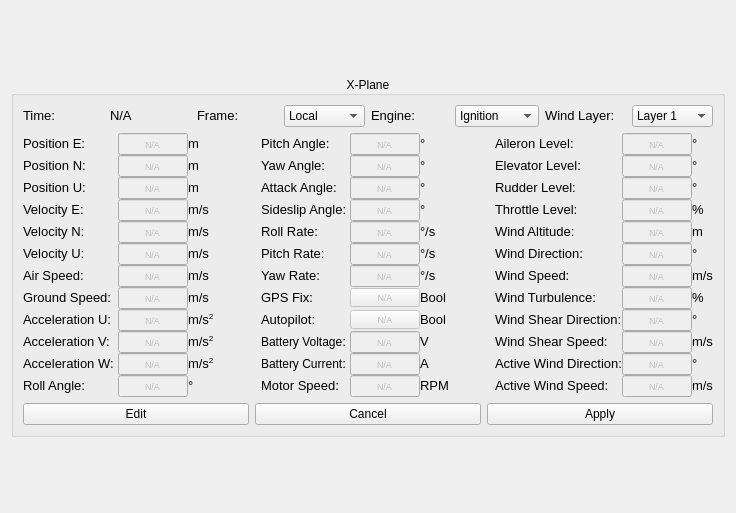
The window that src/ground_station/src/Widgets/forms/WidgetXPlane.ui (MacProSector/uavEE) describes before a commit, drawn with Qt 5.
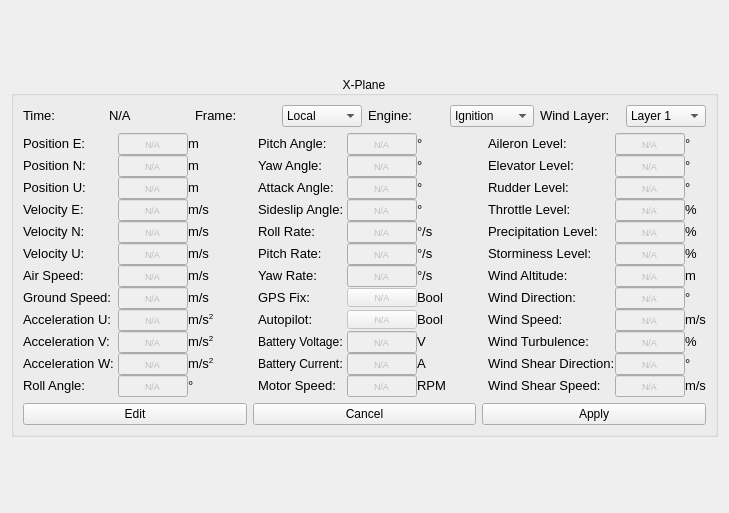
The same window after the commit.

Commit message: Swapped active wind information with storm information.

```diff
--- a/src/ground_station/src/Widgets/forms/WidgetXPlane.ui
+++ b/src/ground_station/src/Widgets/forms/WidgetXPlane.ui
@@ -6,7 +6,7 @@
    <rect>
     <x>0</x>
     <y>0</y>
-    <width>736</width>
+    <width>729</width>
     <height>513</height>
    </rect>
   </property>
@@ -1281,7 +1281,7 @@
            </widget>
           </item>
           <item row="4" column="8">
-           <widget class="QLabel" name="windAltitudeLabel">
+           <widget class="QLabel" name="precipitationLevelLabel">
             <property name="sizePolicy">
              <sizepolicy hsizetype="Preferred" vsizetype="Preferred">
               <horstretch>0</horstretch>
@@ -1312,12 +1312,12 @@
              </font>
             </property>
             <property name="text">
-             <string>&lt;html&gt;&lt;head/&gt;&lt;body&gt;&lt;p&gt;&lt;span style=&quot; font-size:10pt;&quot;&gt;Wind Altitude:&lt;/span&gt;&lt;/p&gt;&lt;/body&gt;&lt;/html&gt;</string>
+             <string>&lt;html&gt;&lt;head/&gt;&lt;body&gt;&lt;p&gt;&lt;span style=&quot; font-size:10pt;&quot;&gt;Precipitation Level:&lt;/span&gt;&lt;/p&gt;&lt;/body&gt;&lt;/html&gt;</string>
             </property>
            </widget>
           </item>
           <item row="4" column="9">
-           <widget class="QLineEdit" name="windAltitudeValue">
+           <widget class="QLineEdit" name="precipitationLevelValue">
             <property name="enabled">
              <bool>false</bool>
             </property>
@@ -1362,14 +1362,14 @@
            </widget>
           </item>
           <item row="4" column="10">
-           <widget class="QLabel" name="windAltitudeUnitLabel">
+           <widget class="QLabel" name="precipitationLevelUnitLabel">
             <property name="font">
              <font>
               <pointsize>7</pointsize>
              </font>
             </property>
             <property name="text">
-             <string>&lt;html&gt;&lt;head/&gt;&lt;body&gt;&lt;p&gt;&lt;span style=&quot; font-size:10pt;&quot;&gt;m&lt;/span&gt;&lt;/p&gt;&lt;/body&gt;&lt;/html&gt;</string>
+             <string>&lt;html&gt;&lt;head/&gt;&lt;body&gt;&lt;p&gt;&lt;span style=&quot; font-size:10pt;&quot;&gt;%&lt;/span&gt;&lt;/p&gt;&lt;/body&gt;&lt;/html&gt;</string>
             </property>
             <property name="alignment">
              <set>Qt::AlignLeading|Qt::AlignLeft|Qt::AlignVCenter</set>
@@ -1458,7 +1458,7 @@
             </property>
             <property name="sizeHint" stdset="0">
              <size>
-              <width>10</width>
+              <width>13</width>
               <height>20</height>
              </size>
             </property>
@@ -1546,14 +1546,14 @@
             </property>
             <property name="sizeHint" stdset="0">
              <size>
-              <width>10</width>
+              <width>13</width>
               <height>20</height>
              </size>
             </property>
            </spacer>
           </item>
           <item row="5" column="8">
-           <widget class="QLabel" name="windDirectionLabel">
+           <widget class="QLabel" name="storminessLevelLabel">
             <property name="sizePolicy">
              <sizepolicy hsizetype="Preferred" vsizetype="Preferred">
               <horstretch>0</horstretch>
@@ -1584,12 +1584,12 @@
              </font>
             </property>
             <property name="text">
-             <string>&lt;html&gt;&lt;head/&gt;&lt;body&gt;&lt;p&gt;&lt;span style=&quot; font-size:10pt;&quot;&gt;Wind Direction:&lt;/span&gt;&lt;/p&gt;&lt;/body&gt;&lt;/html&gt;</string>
+             <string>&lt;html&gt;&lt;head/&gt;&lt;body&gt;&lt;p&gt;&lt;span style=&quot; font-size:10pt;&quot;&gt;Storminess Level:&lt;/span&gt;&lt;/p&gt;&lt;/body&gt;&lt;/html&gt;</string>
             </property>
            </widget>
           </item>
           <item row="5" column="9">
-           <widget class="QLineEdit" name="windDirectionValue">
+           <widget class="QLineEdit" name="storminessLevelValue">
             <property name="enabled">
              <bool>false</bool>
             </property>
@@ -1634,14 +1634,14 @@
            </widget>
           </item>
           <item row="5" column="10">
-           <widget class="QLabel" name="windDirectionUnitLabel">
+           <widget class="QLabel" name="storminessLevelUnitLabel">
             <property name="font">
              <font>
               <pointsize>7</pointsize>
              </font>
             </property>
             <property name="text">
-             <string>&lt;html&gt;&lt;head/&gt;&lt;body&gt;&lt;p&gt;&lt;span style=&quot; font-size:10pt;&quot;&gt;°&lt;/span&gt;&lt;/p&gt;&lt;/body&gt;&lt;/html&gt;</string>
+             <string>&lt;html&gt;&lt;head/&gt;&lt;body&gt;&lt;p&gt;&lt;span style=&quot; font-size:10pt;&quot;&gt;%&lt;/span&gt;&lt;/p&gt;&lt;/body&gt;&lt;/html&gt;</string>
             </property>
             <property name="alignment">
              <set>Qt::AlignLeading|Qt::AlignLeft|Qt::AlignVCenter</set>
@@ -1799,7 +1799,7 @@
            </widget>
           </item>
           <item row="6" column="8">
-           <widget class="QLabel" name="windSpeedLabel">
+           <widget class="QLabel" name="windAltitudeLabel">
             <property name="sizePolicy">
              <sizepolicy hsizetype="Preferred" vsizetype="Preferred">
               <horstretch>0</horstretch>
@@ -1830,12 +1830,12 @@
              </font>
             </property>
             <property name="text">
-             <string>&lt;html&gt;&lt;head/&gt;&lt;body&gt;&lt;p&gt;&lt;span style=&quot; font-size:10pt;&quot;&gt;Wind Speed:&lt;/span&gt;&lt;/p&gt;&lt;/body&gt;&lt;/html&gt;</string>
+             <string>&lt;html&gt;&lt;head/&gt;&lt;body&gt;&lt;p&gt;&lt;span style=&quot; font-size:10pt;&quot;&gt;Wind Altitude:&lt;/span&gt;&lt;/p&gt;&lt;/body&gt;&lt;/html&gt;</string>
             </property>
            </widget>
           </item>
           <item row="6" column="9">
-           <widget class="QLineEdit" name="windSpeedValue">
+           <widget class="QLineEdit" name="windAltitudeValue">
             <property name="enabled">
              <bool>false</bool>
             </property>
@@ -1880,14 +1880,14 @@
            </widget>
           </item>
           <item row="6" column="10">
-           <widget class="QLabel" name="windSpeedUnitLabel">
+           <widget class="QLabel" name="windAltitudeUnitLabel">
             <property name="font">
              <font>
               <pointsize>7</pointsize>
              </font>
             </property>
             <property name="text">
-             <string>&lt;html&gt;&lt;head/&gt;&lt;body&gt;&lt;p&gt;&lt;span style=&quot; font-size:10pt;&quot;&gt;m/s&lt;/span&gt;&lt;/p&gt;&lt;/body&gt;&lt;/html&gt;</string>
+             <string>&lt;html&gt;&lt;head/&gt;&lt;body&gt;&lt;p&gt;&lt;span style=&quot; font-size:10pt;&quot;&gt;m&lt;/span&gt;&lt;/p&gt;&lt;/body&gt;&lt;/html&gt;</string>
             </property>
             <property name="alignment">
              <set>Qt::AlignLeading|Qt::AlignLeft|Qt::AlignVCenter</set>
@@ -2039,7 +2039,7 @@
            </widget>
           </item>
           <item row="7" column="8">
-           <widget class="QLabel" name="windTurbulenceLabel">
+           <widget class="QLabel" name="windDirectionLabel">
             <property name="sizePolicy">
              <sizepolicy hsizetype="Preferred" vsizetype="Preferred">
               <horstretch>0</horstretch>
@@ -2070,12 +2070,12 @@
              </font>
             </property>
             <property name="text">
-             <string>&lt;html&gt;&lt;head/&gt;&lt;body&gt;&lt;p&gt;&lt;span style=&quot; font-size:10pt;&quot;&gt;Wind Turbulence:&lt;/span&gt;&lt;/p&gt;&lt;/body&gt;&lt;/html&gt;</string>
+             <string>&lt;html&gt;&lt;head/&gt;&lt;body&gt;&lt;p&gt;&lt;span style=&quot; font-size:10pt;&quot;&gt;Wind Direction:&lt;/span&gt;&lt;/p&gt;&lt;/body&gt;&lt;/html&gt;</string>
             </property>
            </widget>
           </item>
           <item row="7" column="9">
-           <widget class="QLineEdit" name="windTurbulenceValue">
+           <widget class="QLineEdit" name="windDirectionValue">
             <property name="enabled">
              <bool>false</bool>
             </property>
@@ -2120,14 +2120,14 @@
            </widget>
           </item>
           <item row="7" column="10">
-           <widget class="QLabel" name="windTurbulenceUnitLabel">
+           <widget class="QLabel" name="windDirectionUnitLabel">
             <property name="font">
              <font>
               <pointsize>7</pointsize>
              </font>
             </property>
             <property name="text">
-             <string>&lt;html&gt;&lt;head/&gt;&lt;body&gt;&lt;p&gt;&lt;span style=&quot; font-size:10pt;&quot;&gt;%&lt;/span&gt;&lt;/p&gt;&lt;/body&gt;&lt;/html&gt;</string>
+             <string>&lt;html&gt;&lt;head/&gt;&lt;body&gt;&lt;p&gt;&lt;span style=&quot; font-size:10pt;&quot;&gt;°&lt;/span&gt;&lt;/p&gt;&lt;/body&gt;&lt;/html&gt;</string>
             </property>
             <property name="alignment">
              <set>Qt::AlignLeading|Qt::AlignLeft|Qt::AlignVCenter</set>
@@ -2279,7 +2279,7 @@
            </widget>
           </item>
           <item row="8" column="8">
-           <widget class="QLabel" name="windShearDirectionLabel">
+           <widget class="QLabel" name="windSpeedLabel">
             <property name="sizePolicy">
              <sizepolicy hsizetype="Preferred" vsizetype="Preferred">
               <horstretch>0</horstretch>
@@ -2310,12 +2310,12 @@
              </font>
             </property>
             <property name="text">
-             <string>&lt;html&gt;&lt;head/&gt;&lt;body&gt;&lt;p&gt;&lt;span style=&quot; font-size:10pt;&quot;&gt;Wind Shear Direction:&lt;/span&gt;&lt;/p&gt;&lt;/body&gt;&lt;/html&gt;</string>
+             <string>&lt;html&gt;&lt;head/&gt;&lt;body&gt;&lt;p&gt;&lt;span style=&quot; font-size:10pt;&quot;&gt;Wind Speed:&lt;/span&gt;&lt;/p&gt;&lt;/body&gt;&lt;/html&gt;</string>
             </property>
            </widget>
           </item>
           <item row="8" column="9">
-           <widget class="QLineEdit" name="windShearDirectionValue">
+           <widget class="QLineEdit" name="windSpeedValue">
             <property name="enabled">
              <bool>false</bool>
             </property>
@@ -2360,14 +2360,14 @@
            </widget>
           </item>
           <item row="8" column="10">
-           <widget class="QLabel" name="windShearDirectionUnitLabel">
+           <widget class="QLabel" name="windSpeedUnitLabel">
             <property name="font">
              <font>
               <pointsize>7</pointsize>
              </font>
             </property>
             <property name="text">
-             <string>&lt;html&gt;&lt;head/&gt;&lt;body&gt;&lt;p&gt;&lt;span style=&quot; font-size:10pt;&quot;&gt;°&lt;/span&gt;&lt;/p&gt;&lt;/body&gt;&lt;/html&gt;</string>
+             <string>&lt;html&gt;&lt;head/&gt;&lt;body&gt;&lt;p&gt;&lt;span style=&quot; font-size:10pt;&quot;&gt;m/s&lt;/span&gt;&lt;/p&gt;&lt;/body&gt;&lt;/html&gt;</string>
             </property>
             <property name="alignment">
              <set>Qt::AlignLeading|Qt::AlignLeft|Qt::AlignVCenter</set>
@@ -2525,7 +2525,7 @@
            </widget>
           </item>
           <item row="9" column="8">
-           <widget class="QLabel" name="windShearSpeedLabel">
+           <widget class="QLabel" name="windTurbulenceLabel">
             <property name="sizePolicy">
              <sizepolicy hsizetype="Preferred" vsizetype="Preferred">
               <horstretch>0</horstretch>
@@ -2556,12 +2556,12 @@
              </font>
             </property>
             <property name="text">
-             <string>&lt;html&gt;&lt;head/&gt;&lt;body&gt;&lt;p&gt;&lt;span style=&quot; font-size:10pt;&quot;&gt;Wind Shear Speed:&lt;/span&gt;&lt;/p&gt;&lt;/body&gt;&lt;/html&gt;</string>
+             <string>&lt;html&gt;&lt;head/&gt;&lt;body&gt;&lt;p&gt;&lt;span style=&quot; font-size:10pt;&quot;&gt;Wind Turbulence:&lt;/span&gt;&lt;/p&gt;&lt;/body&gt;&lt;/html&gt;</string>
             </property>
            </widget>
           </item>
           <item row="9" column="9">
-           <widget class="QLineEdit" name="windShearSpeedValue">
+           <widget class="QLineEdit" name="windTurbulenceValue">
             <property name="enabled">
              <bool>false</bool>
             </property>
@@ -2606,14 +2606,14 @@
            </widget>
           </item>
           <item row="9" column="10">
-           <widget class="QLabel" name="windShearSpeedUnitLabel">
+           <widget class="QLabel" name="windTurbulenceUnitLabel">
             <property name="font">
              <font>
               <pointsize>7</pointsize>
              </font>
             </property>
             <property name="text">
-             <string>&lt;html&gt;&lt;head/&gt;&lt;body&gt;&lt;p&gt;&lt;span style=&quot; font-size:10pt;&quot;&gt;m/s&lt;/span&gt;&lt;/p&gt;&lt;/body&gt;&lt;/html&gt;</string>
+             <string>&lt;html&gt;&lt;head/&gt;&lt;body&gt;&lt;p&gt;&lt;span style=&quot; font-size:10pt;&quot;&gt;%&lt;/span&gt;&lt;/p&gt;&lt;/body&gt;&lt;/html&gt;</string>
             </property>
             <property name="alignment">
              <set>Qt::AlignLeading|Qt::AlignLeft|Qt::AlignVCenter</set>
@@ -2771,7 +2771,7 @@
            </widget>
           </item>
           <item row="10" column="8">
-           <widget class="QLabel" name="activeWindDirectionLabel">
+           <widget class="QLabel" name="windShearDirectionLabel">
             <property name="sizePolicy">
              <sizepolicy hsizetype="Preferred" vsizetype="Preferred">
               <horstretch>0</horstretch>
@@ -2802,12 +2802,12 @@
              </font>
             </property>
             <property name="text">
-             <string>&lt;html&gt;&lt;head/&gt;&lt;body&gt;&lt;p&gt;&lt;span style=&quot; font-size:10pt;&quot;&gt;Active Wind Direction:&lt;/span&gt;&lt;/p&gt;&lt;/body&gt;&lt;/html&gt;</string>
+             <string>&lt;html&gt;&lt;head/&gt;&lt;body&gt;&lt;p&gt;&lt;span style=&quot; font-size:10pt;&quot;&gt;Wind Shear Direction:&lt;/span&gt;&lt;/p&gt;&lt;/body&gt;&lt;/html&gt;</string>
             </property>
            </widget>
           </item>
           <item row="10" column="9">
-           <widget class="QLineEdit" name="activeWindDirectionValue">
+           <widget class="QLineEdit" name="windShearDirectionValue">
             <property name="enabled">
              <bool>false</bool>
             </property>
@@ -2852,7 +2852,7 @@
            </widget>
           </item>
           <item row="10" column="10">
-           <widget class="QLabel" name="activeWindDirectionUnitLabel">
+           <widget class="QLabel" name="windShearDirectionUnitLabel">
             <property name="font">
              <font>
               <pointsize>7</pointsize>
@@ -3017,7 +3017,7 @@
            </widget>
           </item>
           <item row="11" column="8">
-           <widget class="QLabel" name="activeWindSpeedLabel">
+           <widget class="QLabel" name="windShearSpeedLabel">
             <property name="sizePolicy">
              <sizepolicy hsizetype="Preferred" vsizetype="Preferred">
               <horstretch>0</horstretch>
@@ -3048,12 +3048,12 @@
              </font>
             </property>
             <property name="text">
-             <string>&lt;html&gt;&lt;head/&gt;&lt;body&gt;&lt;p&gt;&lt;span style=&quot; font-size:10pt;&quot;&gt;Active Wind Speed:&lt;/span&gt;&lt;/p&gt;&lt;/body&gt;&lt;/html&gt;</string>
+             <string>&lt;html&gt;&lt;head/&gt;&lt;body&gt;&lt;p&gt;&lt;span style=&quot; font-size:10pt;&quot;&gt;Wind Shear Speed:&lt;/span&gt;&lt;/p&gt;&lt;/body&gt;&lt;/html&gt;</string>
             </property>
            </widget>
           </item>
           <item row="11" column="9">
-           <widget class="QLineEdit" name="activeWindSpeedValue">
+           <widget class="QLineEdit" name="windShearSpeedValue">
             <property name="enabled">
              <bool>false</bool>
             </property>
@@ -3098,7 +3098,7 @@
            </widget>
           </item>
           <item row="11" column="10">
-           <widget class="QLabel" name="activeWindSpeedUnitLabel">
+           <widget class="QLabel" name="windShearSpeedUnitLabel">
             <property name="font">
              <font>
               <pointsize>7</pointsize>
```
The commit also changes 5 other files.
